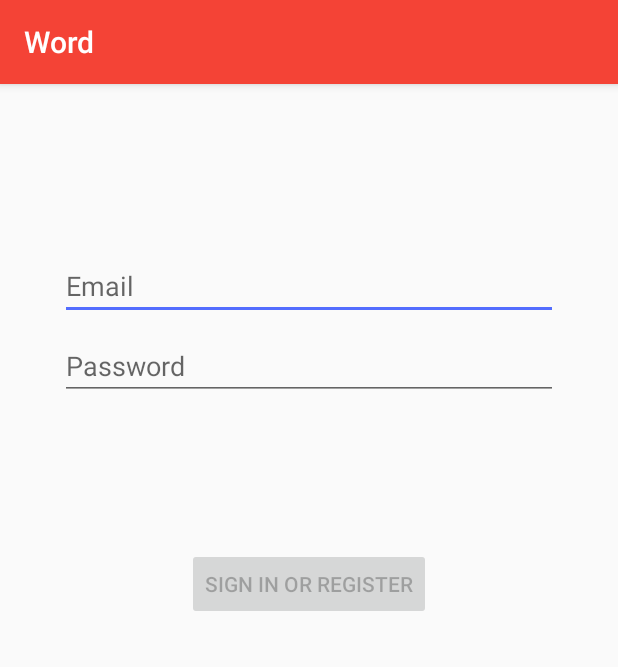
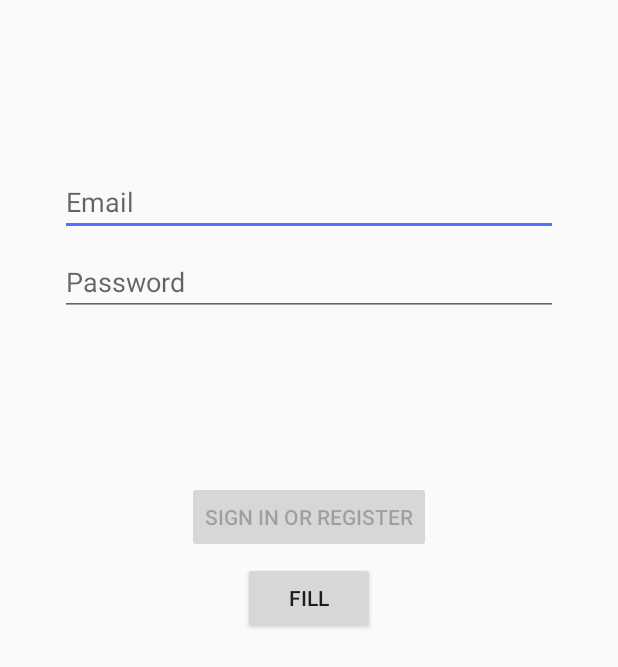
Before and after one commit to songjihu/Temp, an Android app: the screen it shows after launch (LoginActivity), on a phone screen of 412 x 824 dp. Shown: the top 667 px of the screen. Run offline under Robolectric (Android 15) with nearby library versions, the phone set to English and light mode, and no system bars.

Commit message:
完成登录名填充，去除项目名标题栏

```diff
--- a/app/src/main/java/com/sjh/word/data/LoginDataSource.java
+++ b/app/src/main/java/com/sjh/word/data/LoginDataSource.java
@@ -16,7 +16,7 @@ public class LoginDataSource {
             LoggedInUser fakeUser =
                     new LoggedInUser(
                             java.util.UUID.randomUUID().toString(),
-                            "Jane Doe");
+                            "宋吉虎");
             return new Result.Success<>(fakeUser);
         } catch (Exception e) {
             return new Result.Error(new IOException("Error logging in", e));
--- a/app/src/main/java/com/sjh/word/ui/login/LoginActivity.java
+++ b/app/src/main/java/com/sjh/word/ui/login/LoginActivity.java
@@ -42,16 +42,23 @@ public class LoginActivity extends AppCompatActivity implements LifecycleOwner {
 
         final EditText usernameEditText = findViewById(R.id.username);
         final EditText passwordEditText = findViewById(R.id.password);
+
         final Button loginButton = findViewById(R.id.login);
+        final Button login_fill_Button = findViewById(R.id.login_fill);
         final ProgressBar loadingProgressBar = findViewById(R.id.loading);
+
+
 
         loginViewModel.getLoginFormState().observe(this, new Observer<LoginFormState>() {
             @Override
+            //有更改则调用次函数
             public void onChanged(@Nullable LoginFormState loginFormState) {
                 if (loginFormState == null) {
                     return;
                 }
+                //设置按钮为可用
                 loginButton.setEnabled(loginFormState.isDataValid());
+                //从错误逻辑中获取到错误则报错
                 if (loginFormState.getUsernameError() != null) {
                     usernameEditText.setError(getString(loginFormState.getUsernameError()));
                 }
@@ -81,6 +88,7 @@ public class LoginActivity extends AppCompatActivity implements LifecycleOwner {
             }
         });
 
+        //监听文本内容是否更改过
         TextWatcher afterTextChangedListener = new TextWatcher() {
             @Override
             public void beforeTextChanged(CharSequence s, int start, int count, int after) {
@@ -94,14 +102,18 @@ public class LoginActivity extends AppCompatActivity implements LifecycleOwner {
 
             @Override
             public void afterTextChanged(Editable s) {
+                //更改后则调用
                 loginViewModel.loginDataChanged(usernameEditText.getText().toString(),
                         passwordEditText.getText().toString());
+                Log.i("test:",usernameEditText.getText().toString()+passwordEditText.getText().toString());
             }
         };
-        usernameEditText.addTextChangedListener(afterTextChangedListener);
+
+        //设置修改监听器
+        //usernameEditText.addTextChangedListener(afterTextChangedListener);
         passwordEditText.addTextChangedListener(afterTextChangedListener);
         passwordEditText.setOnEditorActionListener(new TextView.OnEditorActionListener() {
-
+            //编辑事件监听
             @Override
             public boolean onEditorAction(TextView v, int actionId, KeyEvent event) {
                 if (actionId == EditorInfo.IME_ACTION_DONE) {
@@ -122,6 +134,18 @@ public class LoginActivity extends AppCompatActivity implements LifecycleOwner {
                 startActivity(new Intent(LoginActivity.this, com.sjh.word.demo_zhihu.MainActivity.class));
             }
         });
+
+        login_fill_Button.setOnClickListener(new View.OnClickListener() {
+            @Override
+            public void onClick(View v) {
+                //预先设置用户名和密码
+                usernameEditText.setText(R.string.pre_user);
+                passwordEditText.setText(R.string.pre_pwd);
+                //设置按钮为可用
+                //loginButton.setEnabled(true);
+                //Log.i("login_test","666");
+            }
+        });
     }
 
     private void updateUiWithUser(LoggedInUserView model) {
@@ -138,4 +162,6 @@ public class LoginActivity extends AppCompatActivity implements LifecycleOwner {
     public void onPointerCaptureChanged(boolean hasCapture) {
 
     }
+
+
 }
--- a/app/src/main/java/com/sjh/word/ui/login/LoginViewModel.java
+++ b/app/src/main/java/com/sjh/word/ui/login/LoginViewModel.java
@@ -45,6 +45,7 @@ public class LoginViewModel extends ViewModel {
         if (!isUserNameValid(username)) {
             loginFormState.setValue(new LoginFormState(R.string.invalid_username, null));
         } else if (!isPasswordValid(password)) {
+            //若不合法则在此置为错误信息
             loginFormState.setValue(new LoginFormState(null, R.string.invalid_password));
         } else {
             loginFormState.setValue(new LoginFormState(true));
--- a/app/src/main/res/layout/activity_login.xml
+++ b/app/src/main/res/layout/activity_login.xml
@@ -60,6 +60,23 @@
         app:layout_constraintTop_toBottomOf="@+id/password"
         app:layout_constraintVertical_bias="0.2" />
 
+    <Button
+        android:id="@+id/login_fill"
+        android:layout_width="wrap_content"
+        android:layout_height="wrap_content"
+        android:layout_gravity="start"
+        android:layout_marginStart="48dp"
+        android:layout_marginTop="84dp"
+        android:layout_marginEnd="48dp"
+        android:layout_marginBottom="64dp"
+        android:enabled="true"
+        android:text="@string/action_sign_in_fill"
+        app:layout_constraintBottom_toBottomOf="parent"
+        app:layout_constraintEnd_toEndOf="parent"
+        app:layout_constraintStart_toStartOf="parent"
+        app:layout_constraintTop_toBottomOf="@+id/password"
+        app:layout_constraintVertical_bias="0.2" />
+
     <ProgressBar
         android:id="@+id/loading"
         android:layout_width="wrap_content"
--- a/app/src/main/res/values/strings.xml
+++ b/app/src/main/res/values/strings.xml
@@ -4,8 +4,9 @@
     <string name="prompt_email">Email</string>
     <string name="prompt_password">Password</string>
     <string name="action_sign_in">Sign in or register</string>
+    <string name="action_sign_in_fill">fill</string>
     <string name="action_sign_in_short">Sign in</string>
-    <string name="welcome">"Welcome !"</string>
+    <string name="welcome">"欢迎！"</string>
     <string name="invalid_username">Not a valid username</string>
     <string name="invalid_password">Password must be >5 characters</string>
     <string name="login_failed">"Login failed"</string>
@@ -160,6 +161,8 @@
     <string name="hot_news">热门新闻</string>
     <string name="new_tip_start_dont_hide">自定义两者之间的动画启动一个Fragment，并且不隐藏自己</string>
     <string name="new_tip_start">自定义两者之间的动画启动一个Fragment</string>
+    <string name="pre_user">sjh</string>
+    <string name="pre_pwd">1234563</string>
 
     <string-array name="array_title">
         <item>Andorid O Developer Preview</item>
--- a/app/src/main/res/values/styles.xml
+++ b/app/src/main/res/values/styles.xml
@@ -2,7 +2,7 @@
 
 
     <!-- Base application theme. -->
-    <style name="AppTheme" parent="Theme.AppCompat.Light.DarkActionBar">
+    <style name="AppTheme" parent="Theme.AppCompat.Light.NoActionBar">
         <!-- Customize your theme here. -->
         <item name="colorPrimary">@color/colorPrimary</item>
         <item name="colorPrimaryDark">@color/colorPrimaryDark</item>
```
